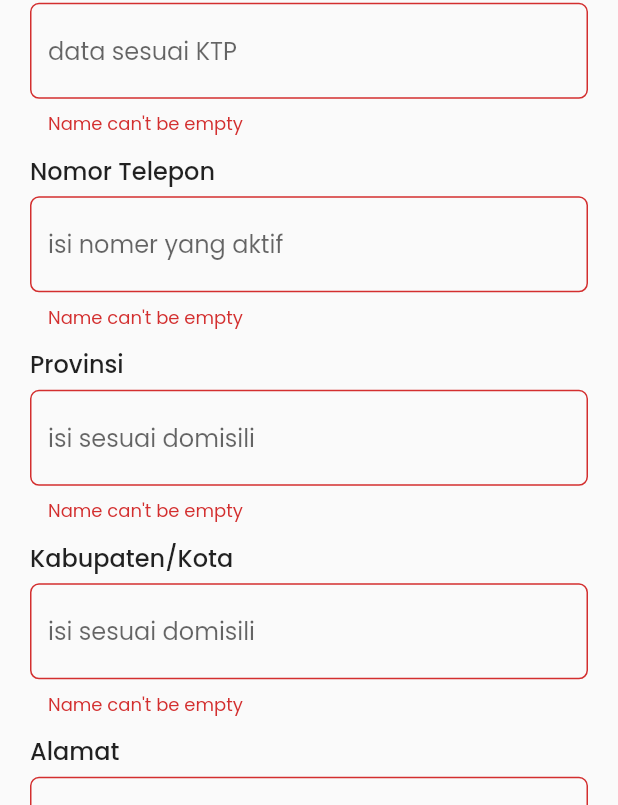
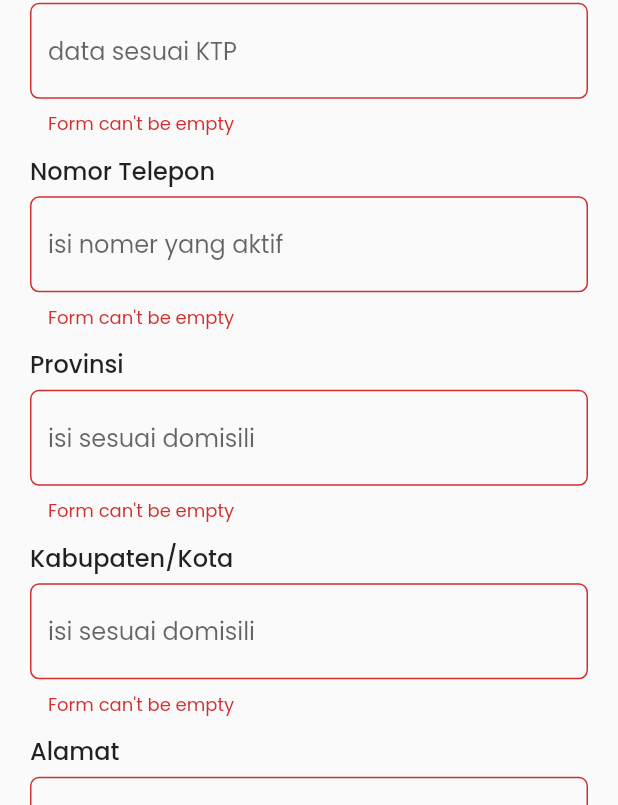
Before and after one commit to Kelompok-17-Capstone/mobile_flutter, a Flutter app: the PersonalFormView screen opened by its route, after a tap on "Submit", on a phone screen of 412 x 824 dp. Shown: the part 295-1100 px from the top of the screen. Run offline on Flutter 3.47's test engine with Material 2 defaults, Android fonts, the phone set to English and light mode, and no system bars; our stand-ins replace barcode_widget, file_picker, flutter_dotenv, open_file, shared_preferences; missing offline and left inert: widgets_to_image; accounts and stored records are empty.

Commit message:
change validator string

```diff
--- a/lib/shared/form_validator.dart
+++ b/lib/shared/form_validator.dart
@@ -5,7 +5,7 @@ class FormValidator {
     }
 
     if (name.isEmpty) {
-      return 'Name can\'t be empty';
+      return 'Form can\'t be empty';
     }
 
     return null;
```
